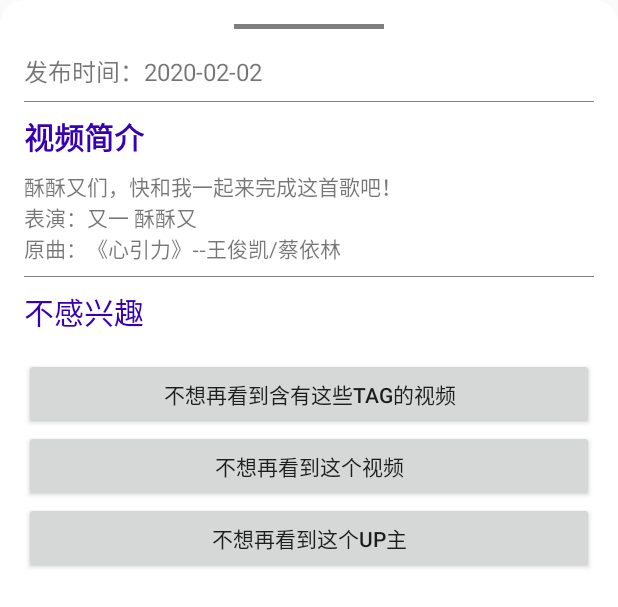
After one commit to YenalyLiew/AsAsFans, an Android app: the layout dialog_video_show.xml on its own in the app's theme, with its tools: preview values and no code run, on a phone screen of 412 x 824 dp. The commit adds this screen. Shown: the top 607 px of the screen. Run offline under Robolectric (Android 15) with nearby library versions, the phone set to English and light mode, and no system bars.

Commit message:
add functions

```diff
--- /dev/null
+++ b/app/src/main/res/drawable/shape_video_show_bottom_dialog.xml
@@ -0,0 +1,7 @@
+<?xml version="1.0" encoding="utf-8"?>
+<shape xmlns:android="http://schemas.android.com/apk/res/android">
+    <corners
+        android:topLeftRadius="16dp"
+        android:topRightRadius="16dp" />
+    <solid android:color="?attr/colorOnPrimary" />
+</shape>
--- /dev/null
+++ b/app/src/main/res/layout/dialog_video_show.xml
@@ -0,0 +1,106 @@
+<?xml version="1.0" encoding="utf-8"?>
+<LinearLayout xmlns:android="http://schemas.android.com/apk/res/android"
+    xmlns:app="http://schemas.android.com/apk/res-auto"
+    xmlns:tools="http://schemas.android.com/tools"
+    android:layout_width="match_parent"
+    android:layout_height="match_parent"
+    android:background="@drawable/shape_video_show_bottom_dialog"
+    android:clipToPadding="false"
+    android:orientation="vertical"
+    android:padding="16dp">
+
+    <View
+        android:layout_width="100dp"
+        android:layout_height="3dp"
+        android:layout_gravity="center"
+        android:layout_marginBottom="16dp"
+        android:background="@color/half_tp_grey" />
+
+    <androidx.core.widget.NestedScrollView
+        android:layout_width="match_parent"
+        android:layout_height="wrap_content">
+
+        <LinearLayout
+            android:layout_width="match_parent"
+            android:layout_height="match_parent"
+            android:orientation="vertical">
+
+            <TextView
+                android:id="@+id/release_time"
+                android:layout_width="wrap_content"
+                android:layout_height="wrap_content"
+                android:text="@string/release_time"
+                android:textSize="16sp"
+                tools:text="发布时间：2020-02-02" />
+
+            <View
+                android:layout_width="match_parent"
+                android:layout_height="0.5dp"
+                android:layout_marginTop="8dp"
+                android:layout_marginBottom="8dp"
+                android:background="@color/half_tp_grey" />
+
+            <TextView
+                android:layout_width="wrap_content"
+                android:layout_height="wrap_content"
+                android:layout_marginBottom="8dp"
+                android:text="@string/video_introduction"
+                android:textColor="?attr/colorPrimaryVariant"
+                android:textSize="20sp"
+                android:textStyle="bold" />
+
+            <TextView
+                android:id="@+id/video_introduction"
+                android:layout_width="match_parent"
+                android:layout_height="wrap_content"
+                android:textSize="14sp"
+                tools:text="酥酥又们，快和我一起来完成这首歌吧！\n表演：又一 酥酥又\n原曲：《心引力》--王俊凯/蔡依林" />
+
+            <View
+                android:layout_width="match_parent"
+                android:layout_height="0.5dp"
+                android:layout_marginTop="8dp"
+                android:layout_marginBottom="8dp"
+                android:background="@color/half_tp_grey" />
+
+            <TextView
+                android:layout_width="wrap_content"
+                android:layout_height="wrap_content"
+                android:layout_marginBottom="8dp"
+                android:text="@string/not_interested"
+                android:textColor="?attr/colorPrimaryVariant"
+                android:textSize="20sp" />
+
+            <com.google.android.material.chip.ChipGroup
+                android:id="@+id/tag_chip_group"
+                android:layout_width="match_parent"
+                android:layout_height="wrap_content"
+                android:layout_marginBottom="8dp"
+                app:chipSpacingVertical="0dp"
+                app:singleLine="false"
+                app:singleSelection="false">
+
+            </com.google.android.material.chip.ChipGroup>
+
+            <Button
+                android:id="@+id/no_this_tag"
+                android:layout_width="match_parent"
+                android:layout_height="wrap_content"
+                android:text="@string/fuck_off_this_tag" />
+
+            <Button
+                android:id="@+id/no_this_video"
+                android:layout_width="match_parent"
+                android:layout_height="wrap_content"
+                android:text="@string/fuck_off_this_video" />
+
+            <Button
+                android:id="@+id/no_this_up"
+                android:layout_width="match_parent"
+                android:layout_height="wrap_content"
+                android:text="@string/fuck_off_this_up" />
+        </LinearLayout>
+
+    </androidx.core.widget.NestedScrollView>
+
+</LinearLayout>
--- a/app/src/main/res/values-night/colors.xml
+++ b/app/src/main/res/values-night/colors.xml
@@ -2,4 +2,5 @@
 <resources>
     <color name="text_color">#FFFFFFFF</color>
     <color name="text_color_reverse">#FF000000</color>
+    <color name="half_tp_grey">#FFA9A9A9</color>
 </resources>
--- a/app/src/main/res/values/strings.xml
+++ b/app/src/main/res/values/strings.xml
@@ -61,4 +61,11 @@
 
     <string name="introduce">介绍</string>
     <string name="developer">开发者</string>
+    <string name="fuck_off_this_up">不想再看到这个up主</string>
+    <string name="fuck_off_this_video">不想再看到这个视频</string>
+    <string name="fuck_off_this_tag">不想再看到含有这些TAG的视频</string>
+    <string name="release_time">发布时间：%s</string>
+    <string name="video_introduction">视频简介</string>
+    <string name="not_interested">不感兴趣</string>
+    <string name="tag">TAG</string>
 </resources>
--- a/module-support/src/main/java/com/fairhr/module_support/base/MvvmActivity.java
+++ b/module-support/src/main/java/com/fairhr/module_support/base/MvvmActivity.java
@@ -25,7 +25,6 @@ public abstract class MvvmActivity<DB extends ViewDataBinding, VM extends BaseVi
     protected DB mDataBinding;
     protected VM mViewModel;
     public AppViewModel mAppViewModel;
-
 
     @Override
     protected void onCreate(@Nullable Bundle savedInstanceState) {
```
Also changed, not shown: app/src/main/java/com/asoul/asasfans/activity/MainActivity.kt (+7 -1 lines), app/src/main/java/com/asoul/asasfans/activity/SettingsActivity.kt (+27 -10 lines), app/src/main/java/com/asoul/asasfans/adapter/BlackListFragmentAdapter.kt (added, +21 -0 lines), app/src/main/java/com/asoul/asasfans/adapter/VideoListAdapter.kt (+14 -0 lines), app/src/main/java/com/asoul/asasfans/fragment/BlackListFragment.kt (added, +49 -0 lines), app/src/main/java/com/asoul/asasfans/fragment/SettingsFragment.kt (+10 -5 lines), app/src/main/java/com/asoul/asasfans/fragment/VideoFragment.kt (+8 -6 lines), app/src/main/java/com/asoul/asasfans/fragment/VideoShowBottomDialog.kt (added, +107 -0 lines), app/src/main/java/com/asoul/asasfans/viewmodel/BlackListViewModel.kt (added, +14 -0 lines), app/src/main/res/drawable/ic_baseline_add_24.xml (added, +10 -0 lines), app/src/main/res/layout/activity_settings.xml (+6 -3 lines), app/src/main/res/layout/fragment_black_list.xml (added, +41 -0 lines), app/src/main/res/layout/layout_chip_choice.xml (added, +7 -0 lines), app/src/main/res/navigation/nav_settings.xml (added, +19 -0 lines), 1 more files.
